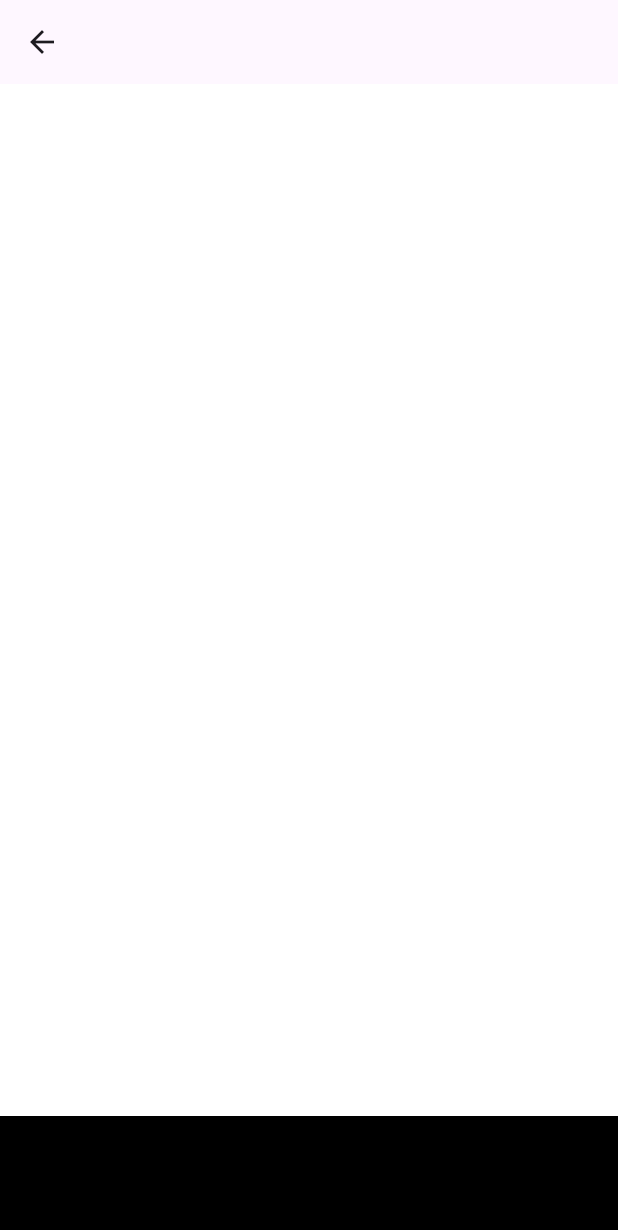
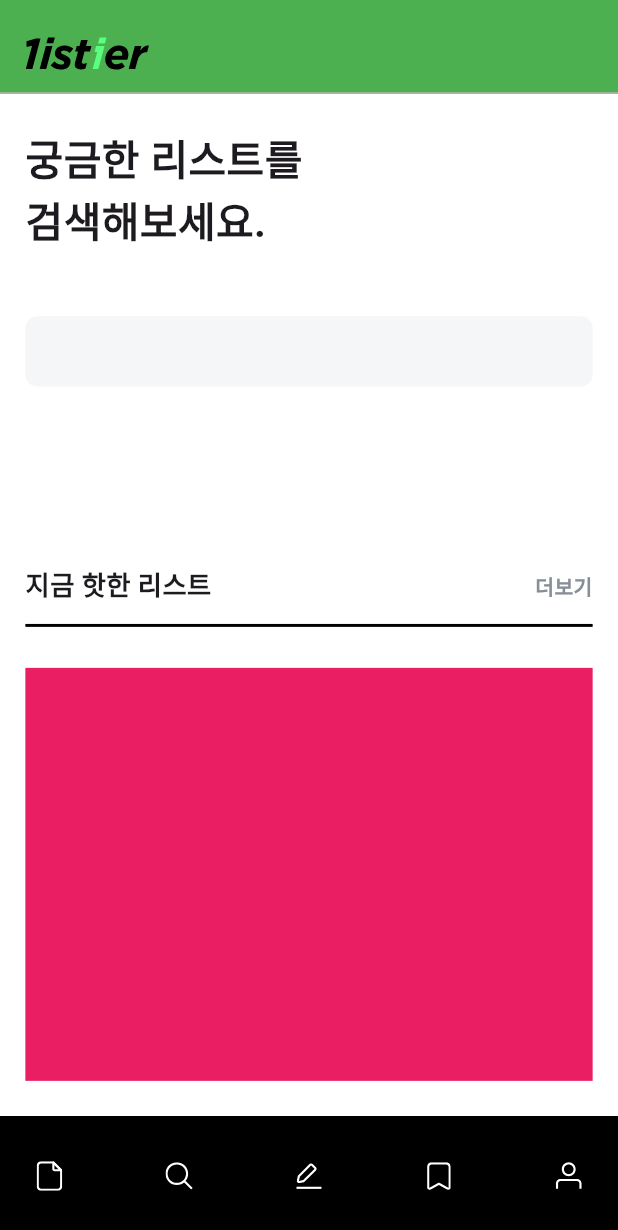
Before and after one commit to irismake/1ister, a Flutter app: the HomePage screen opened directly, on a phone screen of 412 x 824 dp. Shown: the top 1230 px of the screen. Run offline on Flutter 3.47's test engine with Material 3 defaults, Android fonts, the light colour scheme and no system bars; our stand-ins replace dio, flutter_screenutil, flutter_secure_storage, flutter_svg; accounts and stored records are empty; project files that could hold a hidden picture were left out.

Commit message:
Style : HomePage UI/Ux

```diff
--- a/lib/home/home_page.dart
+++ b/lib/home/home_page.dart
@@ -1,5 +1,6 @@
 import 'package:flutter/material.dart';
 import 'package:flutter_screenutil/flutter_screenutil.dart';
+import 'package:flutter_svg/flutter_svg.dart';
 
 class HomePage extends StatefulWidget {
   HomePage({Key? key}) : super(key: key);
@@ -36,26 +37,161 @@ class _HomePageState extends State<HomePage> {
   @override
   Widget build(BuildContext context) {
     return Scaffold(
-      appBar: AppBar(),
-      body: Container(),
+      appBar: PreferredSize(
+        preferredSize:
+            Size.fromHeight(64.0.h),
+        child: AppBar(
+          backgroundColor: Colors.green,
+          elevation: 0,
+          leadingWidth: 100,
+          leading: Padding(
+            padding: EdgeInsets.only(top: 16.0.h , left: 16.0.w),
+            child: SvgPicture.asset(
+              'assets/images/Logo_Name.svg',
+              height: 24.0.h,
+              width: 86.4.w,
+            ),
+          ),
+          shape: Border(
+            bottom: BorderSide(
+              color: Color(0xffb2b2b2),
+              width: 1,
+            ),
+          ),
+        ),
+      ),
+      body: Padding(
+        padding: EdgeInsets.symmetric(horizontal: 16.0.w, vertical: 24.0.h),
+        child: Column(
+          mainAxisAlignment: MainAxisAlignment.spaceBetween,
+          children: [
+            SizedBox(
+              height: 176.0.h,
+              child: Column(
+                mainAxisAlignment: MainAxisAlignment.spaceBetween,
+                children: [
+                  Align(
+                    alignment: Alignment.centerLeft,
+                    child: Text(
+                      '궁금한 리스트를\n검색해보세요.',
+                      style: TextStyle(
+                        fontWeight: FontWeight.w600,
+                        fontSize: 28.0.sp,
+                      ),
+                    ),
+                  ),
+                  Container(
+                    height: 48.0.h,
+                    decoration: BoxDecoration(
+                      borderRadius:
+                          const BorderRadius.all(Radius.circular(8.0)),
+                      color: Color(0xffF5F6F7),
+                    ),
+                  ),
+                ],
+              ),
+            ),
+            Container(
+              //color: Colors.green,
+              height: 352.0.h,
+              child: Column(
+                mainAxisAlignment: MainAxisAlignment.spaceBetween,
+                children: [
+                  Container(
+
+                    height: 42.0.h,
+                    child: Column(
+                      mainAxisAlignment: MainAxisAlignment.spaceBetween,
+                      children: [
+                        Row(
+                          mainAxisAlignment: MainAxisAlignment.spaceBetween,
+                          children: [
+                            Text(
+                              '지금 핫한 리스트',
+                              style: TextStyle(
+                                fontWeight: FontWeight.w700,
+                                fontSize: 18.0.sp,
+                              ),
+                            ),
+                            InkWell(
+                              onTap: () {
+                                print('더보기');
+                              },
+                              child: Text(
+                                '더보기',
+                                style: TextStyle(
+                                  fontWeight: FontWeight.w600,
+                                  fontSize: 14.0.sp,
+                                  color: Color(0xff868E96),
+                                ),
+                              ),
+                            )
+
+                            // Text(
+                            //   '지금 핫한 리스트',
+                            //   style: TextStyle(
+                            //     fontWeight: FontWeight.w700,
+                            //     fontSize: 18.0.sp,
+                            //   ),
+                            // ),
+                          ],
+                        ),
+                         Divider(
+                          color: Colors.black,
+                          height: 2.0.h,
+                          thickness: 2.0.h,
+
+                          // indent: 0,
+                          // endIndent: 0,
+                        ),
+                      ],
+                    ),
+                  ),
+                  Container(
+                    color: Colors.pink,
+                    height: 282.0.h,
+                  )
+                ],
+              ),
+            ),
+          ],
+        ),
+      ),
       bottomNavigationBar: BottomAppBar(
         color: Colors.black,
         child: Container(
           height: 60.0.h,
+          child: Center(
             child: Row(
                 mainAxisAlignment: MainAxisAlignment.spaceBetween,
                 children: <Widget>[
-                Container(
+                  SvgPicture.asset(
+                    'assets/icons/icon_file_add_light.svg',
                     height: 32.0.h,
-                  // child:  Image.asset(
-                  //   'assets/icons/icon_file_add_light.svg',
-                  //   width: 18.w,
-                  //   height: 18.33.h,
-                  //
-                  // ),
+                    width: 32.0.w,
                   ),
-
+                  SvgPicture.asset(
+                    'assets/icons/icon_search_light.svg',
+                    height: 32.0.h,
+                    width: 32.0.w,
+                  ),
+                  SvgPicture.asset(
+                    'assets/icons/icon_guide_light.svg',
+                    height: 32.0.h,
+                    width: 32.0.w,
+                  ),
+                  SvgPicture.asset(
+                    'assets/icons/icon_bookmark_light.svg',
+                    height: 32.0.h,
+                    width: 32.0.w,
+                  ),
+                  SvgPicture.asset(
+                    'assets/icons/icon_user_light.svg',
+                    height: 32.0.h,
+                    width: 32.0.w,
+                  ),
                 ]),
+          ),
         ),
       ),
     );
```
Also changed, not shown: lib/join/set_id_name_page.dart (+35 -28 lines), lib/join/set_password_page.dart (+7 -6 lines), assets/icons/Logo_Name.svg (added). Lines whose indentation alone changed are shown as unchanged.
